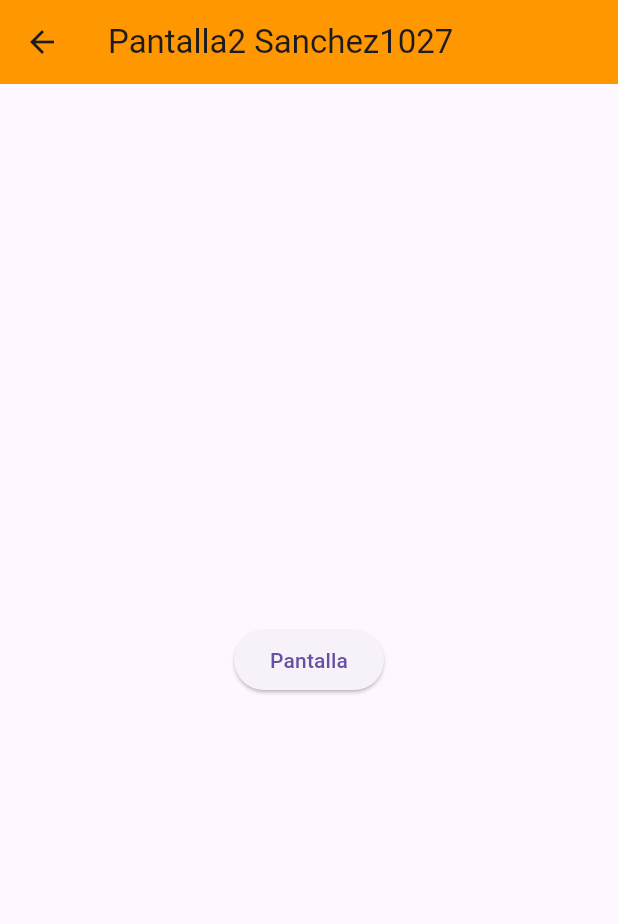
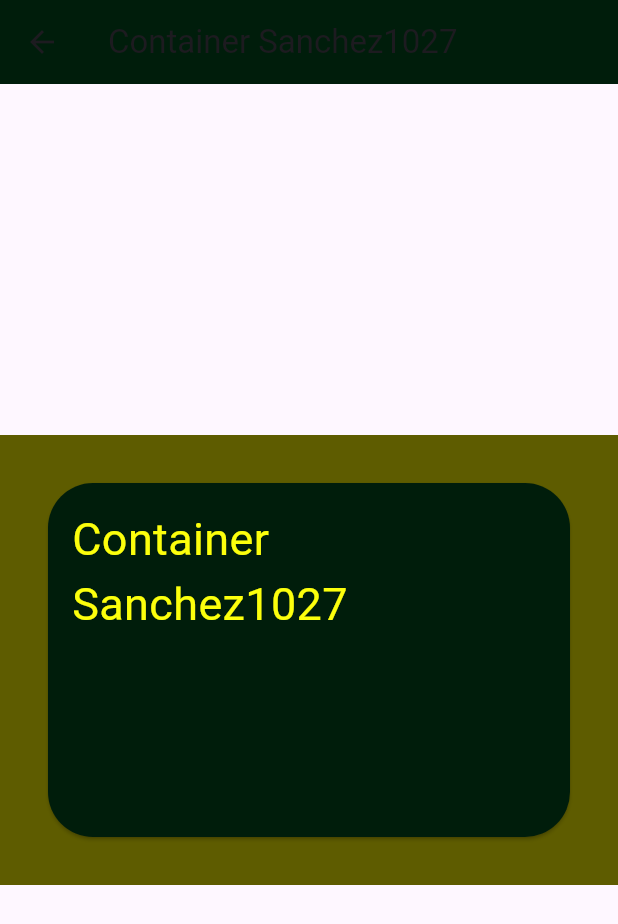
Before and after one commit to SanchezB128/p15_rutav2_1027, a Flutter app: the Pantalla2_1027 screen opened by its route, on a phone screen of 412 x 824 dp. Shown: the top 924 px of the screen. Run offline on Flutter 3.47's test engine with Material 3 defaults, Android fonts, the phone set to English and light mode, and no system bars.

```diff
--- a/lib/pantalla2_1027.dart
+++ b/lib/pantalla2_1027.dart
@@ -8,19 +8,29 @@ class Pantalla2_1027 extends StatelessWidget {
   Widget build(BuildContext context) {
     return Scaffold(
       appBar: AppBar(
-        title: Text("Pantalla2 Sanchez1027"),
-        backgroundColor: Colors.orange,
+        title: Text("Container Sanchez1027"),
+        backgroundColor: Color(0xff001d0b),
       ),
       body: Center(
-          child: Column(
-        mainAxisAlignment: MainAxisAlignment.center,
-        children: [
-          ElevatedButton(
-            onPressed: () {}, //si preciona boton
-            child: Text("Pantalla"),
-          )
-        ],
-      )),
+        child: Container(
+          color: Color(0xff5e5c00),
+          width: double.infinity,
+          height: 300,
+          child: Card(
+            shape:
+                RoundedRectangleBorder(borderRadius: BorderRadius.circular(30)),
+            color: Color(0xff001d0b),
+            margin: EdgeInsets.all(32),
+            child: Padding(
+              padding: EdgeInsets.all(16),
+              child: Text(
+                'Container Sanchez1027',
+                style: TextStyle(fontSize: 30, color: Color(0xfffcff0c)),
+              ),
+            ),
+          ),
+        ),
+      ),
     );
   } //fin widget
 } //FIN Pantalla2_1027
--- a/lib/pantallainicial_1027.dart
+++ b/lib/pantallainicial_1027.dart
@@ -8,7 +8,7 @@ class PantallaInicial_1027 extends StatelessWidget {
   Widget build(BuildContext context) {
     return Scaffold(
       appBar: AppBar(
-        title: Text("Pantalla Inical Sanchez 1027"),
+        title: Text("Card Container 1027"),
         backgroundColor: Colors.black,
       ),
       body: Center(
```
Also changed, not shown: lib/pantalla1_1027.dart (+13 -8 lines).
